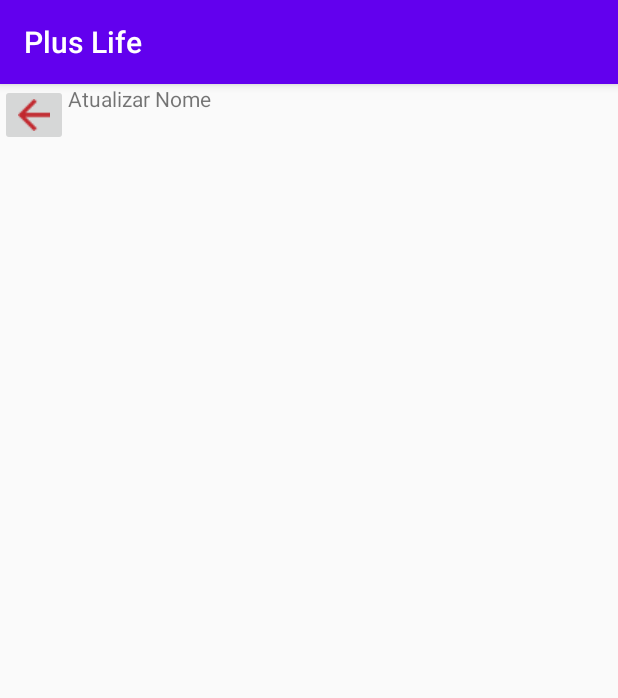
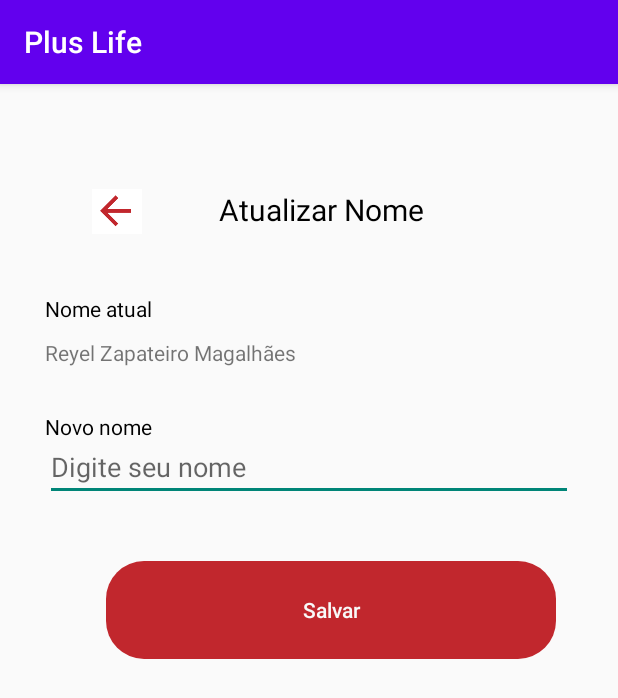
Before and after one commit to ReyelZeras/plus-life-android-app, an Android app: the AtualizarNomeActivity screen opened directly, with no data from a screen before it, on a phone screen of 412 x 824 dp. Shown: the top 698 px of the screen. Run offline under Robolectric (Android 15) with nearby library versions, the phone set to English and light mode, and no system bars.

Commit message:
tela atualizar nome

```diff
--- a/aplicativo/app/src/main/AndroidManifest.xml
+++ b/aplicativo/app/src/main/AndroidManifest.xml
@@ -17,6 +17,9 @@
         android:theme="@style/Theme.PlusLife"
         android:usesCleartextTraffic="true"
         tools:targetApi="31">
+        <activity
+            android:name=".AtualizarNome"
+            android:exported="false" />
         <activity
             android:name=".AtualizarNomeActivity"
             android:exported="false" />
--- a/aplicativo/app/src/main/res/layout/activity_atualizar_nome.xml
+++ b/aplicativo/app/src/main/res/layout/activity_atualizar_nome.xml
@@ -1,30 +1,103 @@
 <?xml version="1.0" encoding="utf-8"?>
-<ScrollView xmlns:android="http://schemas.android.com/apk/res/android"
-    xmlns:app="http://schemas.android.com/apk/res-auto"
+<androidx.constraintlayout.widget.ConstraintLayout xmlns:android="http://schemas.android.com/apk/res/android"
     xmlns:tools="http://schemas.android.com/tools"
     android:layout_width="match_parent"
     android:layout_height="match_parent"
-    tools:context=".HomeActivity">
+    android:orientation="vertical">
+
 
     <LinearLayout
         android:layout_width="wrap_content"
-        android:layout_height="match_parent"
-        android:orientation="horizontal"
-        >
+        android:layout_height="wrap_content"
+        android:orientation="vertical"
+        android:paddingLeft="30dp"
+        android:paddingTop="50dp"
+        tools:ignore="MissingConstraints">
 
-    <ImageButton
-        android:layout_width="wrap_content"
-        android:layout_height="wrap_content"
-        android:src="@drawable/arrow_back_red"
-        />
+        <LinearLayout
+            android:layout_width="match_parent"
+            android:layout_height="wrap_content"
+            android:layout_marginTop="20dp">
 
-    <TextView
-        android:layout_width="match_parent"
-        android:layout_height="wrap_content"
-        android:text="Atualizar Nome"
-        android:gravity="center"
-        />
+            <ImageView
+                android:layout_width="wrap_content"
+                android:layout_height="30dp"
+                android:layout_marginLeft="30dp"
+                android:layout_weight="2"
+                android:scaleType="centerInside"
+                android:src="@drawable/seta_voltar" />
 
+            <TextView
+                android:layout_width="match_parent"
+                android:layout_height="match_parent"
+                android:layout_marginLeft="50dp"
+                android:layout_weight="1"
+                android:text="Atualizar Nome"
+                android:textColor="@color/black"
+                android:textSize="20dp" />
+        </LinearLayout>
+
+        <LinearLayout
+            android:layout_width="match_parent"
+            android:layout_height="wrap_content">
+
+            <TextView
+                android:layout_width="match_parent"
+                android:layout_height="wrap_content"
+                android:layout_marginTop="40dp"
+                android:text="Nome atual"
+                android:textColor="@color/black" />
+        </LinearLayout>
+
+        <LinearLayout
+            android:layout_width="match_parent"
+            android:layout_height="wrap_content">
+
+            <TextView
+                android:layout_width="match_parent"
+                android:layout_height="wrap_content"
+                android:layout_marginTop="10dp"
+                android:text="Reyel Zapateiro Magalhães">
+
+            </TextView>
+
+        </LinearLayout>
+
+        <LinearLayout
+            android:layout_width="match_parent"
+            android:layout_height="wrap_content"
+            android:orientation="vertical">
+
+            <TextView
+                android:layout_width="match_parent"
+                android:layout_height="wrap_content"
+                android:layout_marginTop="30dp"
+                android:text="Novo nome"
+                android:textColor="@color/black" />
+
+            <EditText
+                android:layout_width="match_parent"
+                android:layout_height="40sp"
+                android:layout_marginRight="30dp"
+                android:hint="Digite seu nome" />
+        </LinearLayout>
+
+        <RelativeLayout
+            android:layout_width="match_parent"
+            android:layout_height="wrap_content"
+            android:layout_marginTop="40dp">
+
+            <Button
+                android:id="@+id/botao1"
+                android:layout_width="300dp"
+                android:layout_height="65dp"
+                android:layout_centerInParent="true"
+                android:background="@drawable/button_border"
+                android:backgroundTint="@color/pl_red"
+                android:text="Salvar"
+                android:textAllCaps="false"
+                android:textAlignment="center"
+                android:textColor="@color/pl_white" />
+        </RelativeLayout>
     </LinearLayout>
-
-</ScrollView>
+</androidx.constraintlayout.widget.ConstraintLayout>
--- a/aplicativo/build.gradle
+++ b/aplicativo/build.gradle
@@ -2,7 +2,7 @@
 plugins {
     id 'com.android.application' version '7.2.2' apply false
     id 'com.android.library' version '7.2.2' apply false
-    id 'org.jetbrains.kotlin.android' version '1.6.10' apply false
+    id 'org.jetbrains.kotlin.android' version '1.7.10' apply false
 }
 
 task clean(type: Delete) {
```
Also changed, not shown: aplicativo/app/src/main/java/com/example/pluslife/AtualizarNome.kt (renamed from aplicativo/app/src/main/java/com/example/pluslife/AtualizarNomeActivity.kt).
